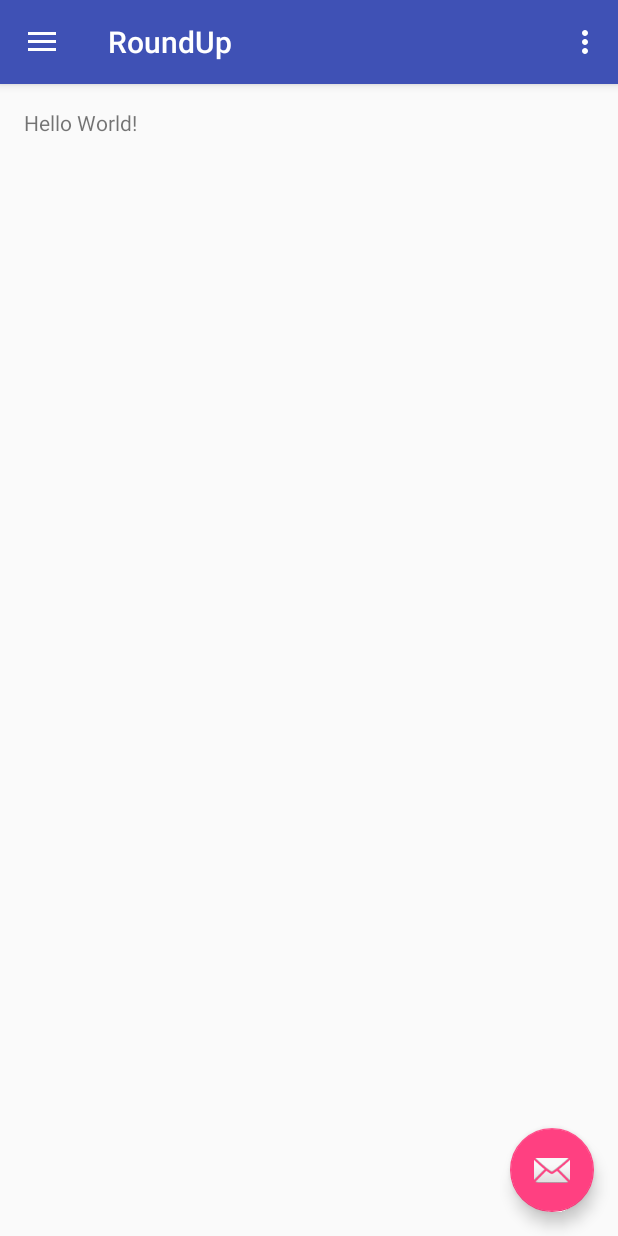
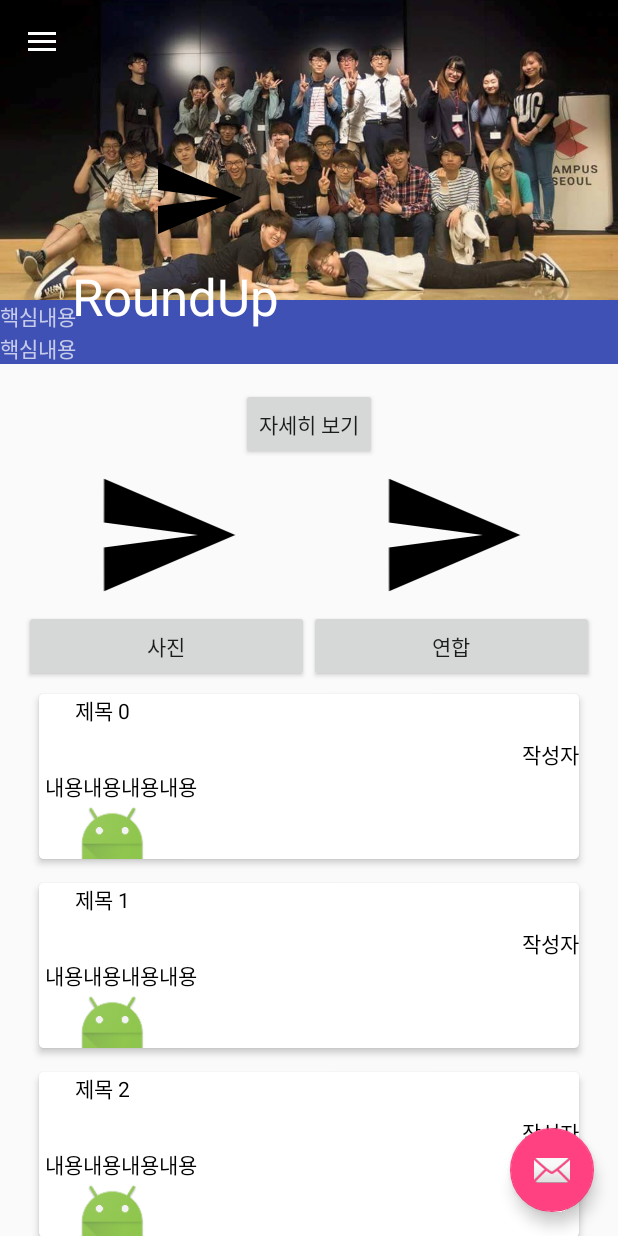
Before and after one commit to round-up/roundup_android, an Android app: the screen it shows after launch (HomeFeedActivity before the commit, ClubActivity after it), on a phone screen of 412 x 824 dp. Run offline under Robolectric (Android 15) with nearby library versions, the phone set to English and light mode, and no system bars; our stand-ins replace Picasso.

Commit message:
set club base view

```diff
--- a/app/build.gradle
+++ b/app/build.gradle
@@ -24,4 +24,6 @@ dependencies {
     testCompile 'junit:junit:4.12'
     compile 'com.android.support:appcompat-v7:23.2.0'
     compile 'com.android.support:design:23.2.0'
+    compile 'com.android.support:cardview-v7:23.1.1'
+    compile 'com.squareup.picasso:picasso:2.5.2'
 }
--- a/app/src/main/AndroidManifest.xml
+++ b/app/src/main/AndroidManifest.xml
@@ -11,7 +11,7 @@
         android:supportsRtl="true"
         android:theme="@style/AppTheme">
         <activity
-            android:name=".HomeFeedActivity"
+            android:name=".ClubActivity"
             android:label="@string/app_name"
             android:theme="@style/AppTheme.NoActionBar">
             <intent-filter>
--- a/app/src/main/java/com/swmaestro/roundup/ClubActivity.java
+++ b/app/src/main/java/com/swmaestro/roundup/ClubActivity.java
@@ -6,8 +6,14 @@ import android.support.v4.view.GravityCompat;
 import android.support.v4.widget.DrawerLayout;
 import android.support.v7.app.ActionBarDrawerToggle;
 import android.support.v7.app.AppCompatActivity;
+import android.support.v7.widget.LinearLayoutManager;
+import android.support.v7.widget.RecyclerView;
 import android.support.v7.widget.Toolbar;
 import android.view.MenuItem;
+import android.view.View;
+
+import java.util.ArrayList;
+import java.util.List;
 
 /**
  * Created by lk on 16. 3. 8..
@@ -15,12 +21,24 @@ import android.view.MenuItem;
 public class ClubActivity extends AppCompatActivity implements NavigationView.OnNavigationItemSelectedListener{
 
 
+    private RecyclerViewAdapter adapter;
+
     @Override
     protected void onCreate(Bundle savedInstanceState) {
         super.onCreate(savedInstanceState);
         setContentView(R.layout.activity_club_home);
 
         Toolbar toolbar = (Toolbar) findViewById(R.id.toolbar);
+        setSupportActionBar(toolbar);
+
+        toolbar.setNavigationIcon(getResources().getDrawable(R.drawable.ic_menu_send, null));
+        toolbar.setNavigationOnClickListener(new View.OnClickListener() {
+            @Override
+            public void onClick(View v) {
+                //onBackPressed()
+            }
+        });
+
         setSupportActionBar(toolbar);
 
         DrawerLayout drawer = (DrawerLayout) findViewById(R.id.drawer_layout);
@@ -32,6 +50,17 @@ public class ClubActivity extends AppCompatActivity implements NavigationView.On
         NavigationView navigationView = (NavigationView) findViewById(R.id.nav_view);
         navigationView.setNavigationItemSelectedListener(this);
 
+
+        RecyclerView.LayoutManager layoutManager = new LinearLayoutManager(this);
+        RecyclerView recyclerView = (RecyclerView) findViewById(R.id.recyclerView);
+
+        recyclerView.setLayoutManager(layoutManager);
+        recyclerView.setHasFixedSize(true);
+
+        adapter = new RecyclerViewAdapter(getApplicationContext());
+        recyclerView.setAdapter(adapter);
+
+        loadData();
     }
 
     @Override
@@ -40,9 +69,21 @@ public class ClubActivity extends AppCompatActivity implements NavigationView.On
         int id = item.getItemId();
 
 
-
         DrawerLayout drawer = (DrawerLayout) findViewById(R.id.drawer_layout);
         drawer.closeDrawer(GravityCompat.START);
         return true;
     }
+
+    private void loadData(){
+        Feed feed = new Feed("제목", "작성자", R.mipmap.ic_launcher, "내용내용내용내용");
+        List<Feed> feedList = new ArrayList<>();
+
+        for (int i = 0 ; i < 20 ; i++) {
+            feed = new Feed("제목 " + i, "작성자", R.mipmap.ic_launcher, "내용내용내용내용");
+            feedList.add(feed);
+        }
+
+        adapter.setFeedList(feedList);
+    }
+
 }
--- /dev/null
+++ b/app/src/main/java/com/swmaestro/roundup/Feed.java
@@ -0,0 +1,33 @@
+
+package com.swmaestro.roundup;
+
+public class Feed {
+
+    private String feedTitle;
+    private int feedThumbnail;
+    private String feedContent;
+    private String feedAuthor;
+
+    public Feed(String feedTitle, String feedAuthor, int feedThumbnail, String feedContent) {
+        this.feedTitle = feedTitle;
+        this.feedThumbnail = feedThumbnail;
+        this.feedContent = feedContent;
+        this.feedAuthor = feedAuthor;
+    }
+
+    public String getFeedTitle() {
+        return feedTitle;
+    }
+
+    public String getFeedAuthor(){ return feedAuthor; }
+
+    public int getFeedFileThumbnail() {
+        return feedThumbnail;
+    }
+
+    public String getFeedContent() {
+        return feedContent;
+    }
+
+
+}
--- /dev/null
+++ b/app/src/main/java/com/swmaestro/roundup/RecyclerViewAdapter.java
@@ -0,0 +1,98 @@
+
+package com.swmaestro.roundup;
+
+import android.content.Context;
+import android.support.v7.widget.RecyclerView;
+import android.view.LayoutInflater;
+import android.view.View;
+import android.view.ViewGroup;
+import android.widget.ImageView;
+import android.widget.TextView;
+
+import com.squareup.picasso.Picasso;
+
+import java.util.ArrayList;
+import java.util.List;
+
+public class RecyclerViewAdapter extends RecyclerView.Adapter<RecyclerView.ViewHolder> {
+
+    private Context context;
+    private List<Feed> feedList;
+    final private int CLUBINFO = 0;
+    final private int CLUBFEED = 1;
+
+    public RecyclerViewAdapter(Context context) {
+        this.context = context;
+        feedList = new ArrayList<>();
+    }
+
+    public void setFeedList(List<Feed> feedList){
+        this.feedList = feedList;
+        notifyDataSetChanged();
+    }
+
+    @Override
+    public RecyclerView.ViewHolder onCreateViewHolder(ViewGroup parent, int viewType) {
+
+        switch (viewType){
+            case CLUBINFO:
+                View Clubview = LayoutInflater.from(parent.getContext()).inflate(R.layout.item_club_info, parent, false);
+                return  new ClubViewHolder(Clubview);
+            case CLUBFEED:
+                View Feedview = LayoutInflater.from(parent.getContext()).inflate(R.layout.item_club_feed, parent, false);
+                return new FeedViewHolder(Feedview);
+        }
+        return null;
+    }
+
+    @Override
+    public void onBindViewHolder(RecyclerView.ViewHolder holder, int position) {
+        if(position > 0) {
+            position = position - 1;
+            Feed feed = feedList.get(position);
+            FeedViewHolder feedViewHolder = (FeedViewHolder) holder;
+            feedViewHolder.textViewFeedTitle.setText(feed.getFeedTitle());
+            feedViewHolder.textViewFeedContent.setText(feed.getFeedContent());
+            Picasso.with(context).load(feed.getFeedFileThumbnail()).into(feedViewHolder.imageViewFeedFile);
+            feedViewHolder.textViewFeedAuthor.setText(feed.getFeedAuthor());
+        }
+    }
+
+
+    @Override
+    public int getItemCount() {
+        return feedList.size() + 1;
+    }
+
+    public int getItemViewType(int position){
+        if(position == 0)
+            return CLUBINFO;
+        else
+            return CLUBFEED;
+    }
+
+    public class ClubViewHolder extends RecyclerView.ViewHolder{
+
+        public ClubViewHolder(View itemView) {
+            super(itemView);
+        }
+    }
+
+    public class FeedViewHolder extends RecyclerView.ViewHolder{
+
+        TextView textViewFeedTitle;
+        TextView textViewFeedContent;
+        TextView textViewFeedAuthor;
+        ImageView imageViewFeedFile;
+
+        public FeedViewHolder(View itemView) {
+            super(itemView);
+            textViewFeedContent = (TextView) itemView.findViewById(R.id.tv_feed_content);
+            textViewFeedTitle = (TextView) itemView.findViewById(R.id.tv_feed_title);
+            textViewFeedAuthor = (TextView) itemView.findViewById(R.id.tv_feed_author);
+            imageViewFeedFile = (ImageView) itemView.findViewById(R.id.iv_feed_file);
+
+        }
+    }
+
+}
--- a/app/src/main/res/layout/app_bar_club_home.xml
+++ b/app/src/main/res/layout/app_bar_club_home.xml
@@ -5,20 +5,35 @@
     android:layout_width="match_parent"
     android:layout_height="match_parent"
     android:fitsSystemWindows="true"
-    tools:context="com.swmaestro.roundup.HomeFeedActivity">
+    tools:context="com.swmaestro.roundup.ClubActivity">
 
     <android.support.design.widget.AppBarLayout
         android:layout_width="match_parent"
         android:layout_height="wrap_content"
+        android:fitsSystemWindows="true"
         android:theme="@style/AppTheme.AppBarOverlay">
 
-        <android.support.v7.widget.Toolbar
-            android:id="@+id/toolbar"
+        <android.support.design.widget.CollapsingToolbarLayout
+            android:id="@+id/collapsing_toolbar"
             android:layout_width="match_parent"
-            android:layout_height="?attr/actionBarSize"
-            android:background="?attr/colorPrimary"
-            app:popupTheme="@style/AppTheme.PopupOverlay" />
+            android:layout_height="match_parent"
+            android:fitsSystemWindows="true"
+            app:contentScrim="?attr/colorPrimary"
+            app:expandedTitleMarginEnd="64dp"
+            app:expandedTitleMarginStart="48dp"
+            app:layout_scrollFlags="scroll|exitUntilCollapsed">
 
+            <include layout="@layout/app_bar_club_title" />
+
+            <android.support.v7.widget.Toolbar
+                android:id="@+id/toolbar"
+                android:layout_width="match_parent"
+                android:layout_height="?attr/actionBarSize"
+                app:layout_collapseMode="pin"
+                app:popupTheme="@style/AppTheme.PopupOverlay" />
+
+
+        </android.support.design.widget.CollapsingToolbarLayout>
     </android.support.design.widget.AppBarLayout>
 
     <include layout="@layout/content_club_home" />
--- /dev/null
+++ b/app/src/main/res/layout/app_bar_club_title.xml
@@ -0,0 +1,53 @@
+<RelativeLayout
+    xmlns:android="http://schemas.android.com/apk/res/android"
+    xmlns:app="http://schemas.android.com/apk/res-auto"
+    android:layout_width="match_parent"
+    android:layout_height="wrap_content">
+
+
+    <LinearLayout
+        android:orientation="vertical"
+        android:layout_width="match_parent"
+        android:layout_height="wrap_content">
+
+        <ImageView
+            android:id="@+id/image"
+            android:layout_width="match_parent"
+            android:layout_height="200dp"
+            android:fitsSystemWindows="true"
+            android:scaleType="centerCrop"
+            android:src="@drawable/clubphoto"
+            app:layout_collapseMode="pin" />
+
+        <LinearLayout
+            android:orientation="vertical"
+            android:layout_width="match_parent"
+            android:layout_height="match_parent">
+
+            <TextView
+                android:layout_width="wrap_content"
+                android:layout_height="wrap_content"
+                android:text="핵심내용"
+                android:id="@+id/textView2" />
+
+            <TextView
+                android:layout_width="wrap_content"
+                android:layout_height="wrap_content"
+                android:text="핵심내용"
+                android:id="@+id/textView3" />
+        </LinearLayout>
+
+
+    </LinearLayout>
+    <ImageView
+        android:layout_width="64dp"
+        android:layout_height="64dp"
+        android:src="@drawable/ic_menu_send"
+        android:layout_alignParentTop="true"
+        android:layout_alignParentLeft="true"
+        android:layout_alignParentStart="true"
+        android:layout_marginLeft="100dp"
+        android:layout_marginTop="100dp"
+        android:layout_marginStart="100dp" />
+
+</RelativeLayout>
--- a/app/src/main/res/layout/content_club_home.xml
+++ b/app/src/main/res/layout/content_club_home.xml
@@ -1,9 +1,10 @@
 <?xml version="1.0" encoding="utf-8"?>
-<RelativeLayout xmlns:android="http://schemas.android.com/apk/res/android"
+<LinearLayout xmlns:android="http://schemas.android.com/apk/res/android"
     xmlns:app="http://schemas.android.com/apk/res-auto"
     xmlns:tools="http://schemas.android.com/tools"
     android:layout_width="match_parent"
     android:layout_height="match_parent"
+    android:orientation="vertical"
     android:paddingBottom="@dimen/activity_vertical_margin"
     android:paddingLeft="@dimen/activity_horizontal_margin"
     android:paddingRight="@dimen/activity_horizontal_margin"
@@ -12,8 +13,11 @@
     tools:context="com.swmaestro.roundup.ClubActivity"
     tools:showIn="@layout/app_bar_club_home">
 
-    <TextView
-        android:layout_width="wrap_content"
-        android:layout_height="wrap_content"
-        android:text="Hello World!" />
-</RelativeLayout>
+    <android.support.v7.widget.RecyclerView
+        android:id="@+id/recyclerView"
+        android:layout_width="match_parent"
+        android:layout_height="match_parent"
+        app:layout_behavior="@string/appbar_scrolling_view_behavior">
+
+    </android.support.v7.widget.RecyclerView>
+</LinearLayout>
--- /dev/null
+++ b/app/src/main/res/layout/item_club_feed.xml
@@ -0,0 +1,69 @@
+<?xml version="1.0" encoding="utf-8"?>
+<android.support.v7.widget.CardView xmlns:android="http://schemas.android.com/apk/res/android"
+    xmlns:app="http://schemas.android.com/apk/res-auto"
+    android:id="@+id/card_view"
+    android:layout_width="match_parent"
+    android:layout_height="110dp"
+    android:layout_marginBottom="@dimen/cardMarginVertical"
+    android:layout_marginLeft="@dimen/cardMarginHorizontal"
+    android:layout_marginRight="@dimen/cardMarginHorizontal"
+    android:layout_marginTop="@dimen/cardMarginVertical"
+    app:cardCornerRadius="3dp"
+    app:cardElevation="3dp"
+    app:cardPreventCornerOverlap="false"
+    app:contentPadding="0dp"
+    android:background="@color/colorWhite">
+
+    <LinearLayout
+        android:orientation="vertical"
+        android:layout_width="match_parent"
+        android:layout_height="match_parent">
+
+        <RelativeLayout
+            android:layout_width="wrap_content"
+            android:layout_height="wrap_content"
+            android:layout_toRightOf="@+id/iv_feed_file"
+            android:layout_centerVertical="true"
+            android:layout_marginLeft="24dp">
+
+            <TextView
+                android:id="@+id/tv_feed_title"
+                android:layout_width="wrap_content"
+                android:layout_height="wrap_content"
+                android:singleLine="true"
+                android:text="Title"
+                android:textColor="#000000" />
+
+        </RelativeLayout>
+
+        <TextView
+            android:id="@+id/tv_feed_author"
+            android:layout_width="wrap_content"
+            android:layout_height="wrap_content"
+            android:layout_alignLeft="@+id/tv_feed_title"
+            android:layout_below="@+id/tv_feed_title"
+            android:layout_marginTop="8dp"
+            android:text="작성자"
+            android:textColor="#000000"
+            android:layout_gravity="right" />
+
+        <TextView
+            android:id="@+id/tv_feed_content"
+            android:layout_width="wrap_content"
+            android:layout_height="wrap_content"
+            android:layout_marginLeft="4dp"
+            android:layout_marginRight="4dp"
+            android:layout_toRightOf="@+id/tv_feed_title"
+            android:text="Content"
+            android:textColor="#000000" />
+
+        <ImageView
+            android:id="@+id/iv_feed_file"
+            android:layout_width="50dp"
+            android:layout_height="50dp"
+            android:layout_centerVertical="true"
+            android:layout_marginLeft="24dp" />
+
+    </LinearLayout>
+
+</android.support.v7.widget.CardView>
--- /dev/null
+++ b/app/src/main/res/layout/item_club_info.xml
@@ -0,0 +1,57 @@
+<?xml version="1.0" encoding="utf-8"?>
+<LinearLayout xmlns:android="http://schemas.android.com/apk/res/android"
+    android:layout_width="match_parent"
+    android:layout_height="wrap_content"
+    android:orientation="vertical">
+
+    <Button
+        android:id="@+id/button"
+        android:layout_width="wrap_content"
+        android:layout_height="wrap_content"
+        android:layout_gravity="center_horizontal"
+        android:text="자세히 보기" />
+
+    <LinearLayout
+        android:layout_width="match_parent"
+        android:layout_height="match_parent"
+        android:orientation="horizontal">
+
+        <LinearLayout
+            android:layout_width="0dp"
+            android:layout_height="match_parent"
+            android:layout_weight="1"
+            android:orientation="vertical">
+
+            <ImageView
+                android:id="@+id/imageView2"
+                android:layout_width="match_parent"
+                android:layout_height="100dp"
+                android:src="@drawable/ic_menu_send" />
+
+            <Button
+                android:id="@+id/button2"
+                android:layout_width="match_parent"
+                android:layout_height="wrap_content"
+                android:text="사진" />
+        </LinearLayout>
+
+        <LinearLayout
+            android:layout_width="0dp"
+            android:layout_height="match_parent"
+            android:layout_weight="1"
+            android:orientation="vertical">
+
+            <ImageView
+                android:id="@+id/imageView3"
+                android:layout_width="match_parent"
+                android:layout_height="100dp"
+                android:src="@drawable/ic_menu_send" />
+
+            <Button
+                android:id="@+id/button3"
+                android:layout_width="match_parent"
+                android:layout_height="wrap_content"
+                android:text="연합" />
+        </LinearLayout>
+    </LinearLayout>
+</LinearLayout>
--- a/app/src/main/res/values/colors.xml
+++ b/app/src/main/res/values/colors.xml
@@ -4,4 +4,5 @@
     <color name="colorPrimaryDark">#303F9F</color>
     <color name="colorAccent">#FF4081</color>
     <color name="grayLine">#999999</color>
+    <color name="colorWhite">#ffffff</color>
 </resources>
--- a/app/src/main/res/values/dimens.xml
+++ b/app/src/main/res/values/dimens.xml
@@ -6,4 +6,10 @@
     <dimen name="activity_horizontal_margin">16dp</dimen>
     <dimen name="activity_vertical_margin">16dp</dimen>
     <dimen name="fab_margin">16dp</dimen>
+
+    <!-- feed card view item -->
+    <dimen name="cardMarginHorizontal">10dp</dimen>
+    <dimen name="cardMarginVertical">8dp</dimen>
+    <dimen name="app_bar_height">256dp</dimen>
+    <dimen name="expanded_toolbar_title_margin_start">64dp</dimen>
 </resources>
```
Also changed, not shown: app/src/main/res/drawable-mdpi/clubphoto.jpg (added).
